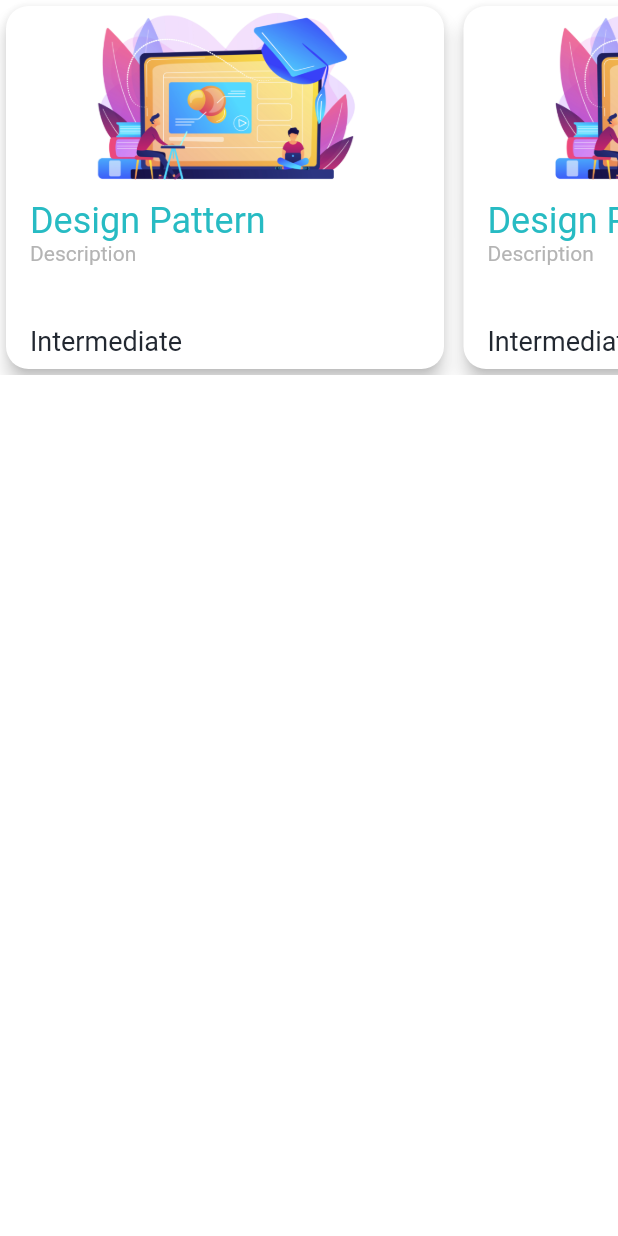
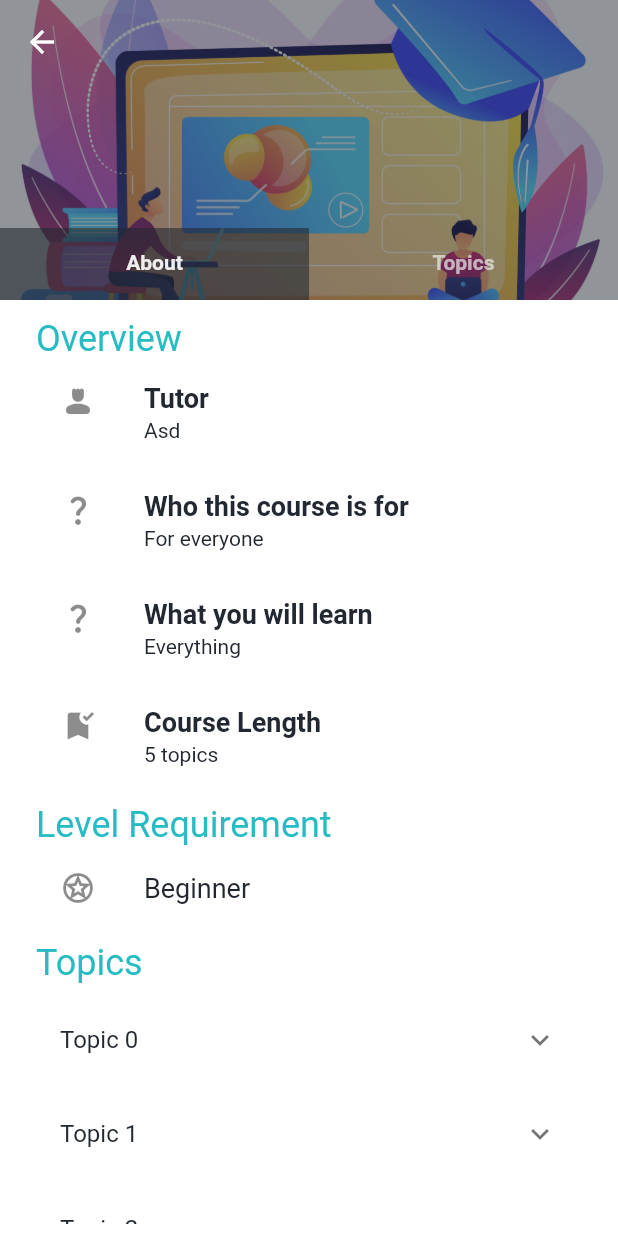
Before and after one commit to xmax2807/online_english, a Flutter app: the CourseScreen screen opened directly, after a tap on "Design Pattern", on a phone screen of 412 x 824 dp. Run offline on Flutter 3.47's test engine with Material 2 defaults, Android fonts, the phone set to English and light mode, and no system bars; our stand-ins replace device_preview, flutter_rating_bar, flutter_svg, freezed_annotation, get, google_fonts; missing offline and left inert: extended_wrap; project files that could hold a hidden picture were left out.

Commit message:
completed course screen
Update and refactor some custom widgets: StatelessListView, complex search, , myAppBar

```diff
--- a/lib/screens/course_screen/components/lesson_card_component.dart
+++ b/lib/screens/course_screen/components/lesson_card_component.dart
@@ -3,26 +3,15 @@ import 'package:flutter/material.dart';
 import '../../../gen/assets.gen.dart';
 import '../../../utils/theme/my_theme.dart';
 
-class LessonCardWidget extends StatefulWidget {
+class LessonCardWidget extends StatelessWidget {
   const LessonCardWidget({super.key});
 
-  @override
-  State<LessonCardWidget> createState() => _LessonCardWidgetState();
-}
-
-class _LessonCardWidgetState extends State<LessonCardWidget> {
   @override
   Widget build(BuildContext context) {
     return SizedBox(
       width: 300,
-      child: InkWell(
-        onTap: () {},
-        hoverColor: Colors.transparent,
-        splashColor: Colors.transparent,
-        highlightColor: Colors.transparent,
       child: Card(
-          shape:
-              RoundedRectangleBorder(borderRadius: BorderRadius.circular(15)),
+        shape: RoundedRectangleBorder(borderRadius: BorderRadius.circular(15)),
         elevation: 5,
         child: Column(children: [
           Flexible(
@@ -32,8 +21,8 @@ class _LessonCardWidgetState extends State<LessonCardWidget> {
           )),
           Flexible(
             child: Padding(
-                padding: const EdgeInsets.only(
-                    left: 16, right: 16, top: 8, bottom: 8),
+              padding:
+                  const EdgeInsets.only(left: 16, right: 16, top: 8, bottom: 8),
               child: Column(
                 crossAxisAlignment: CrossAxisAlignment.stretch,
                 mainAxisAlignment: MainAxisAlignment.spaceBetween,
@@ -60,7 +49,6 @@ class _LessonCardWidgetState extends State<LessonCardWidget> {
           ),
         ]),
       ),
-      ),
     );
   }
 }
--- a/lib/screens/course_screen/course_screen.dart
+++ b/lib/screens/course_screen/course_screen.dart
@@ -1,5 +1,10 @@
 import 'package:flutter/material.dart';
 import 'package:online_english/screens/course_screen/components/lesson_card_component.dart';
+import 'package:online_english/screens/shared_components/complex_search_component.dart';
+import 'package:online_english/screens/shared_components/my_stateless_listview_widget.dart';
+import 'package:online_english/screens/view_course_screen/view_course_screen.dart';
+
+import '../shared_components/my_drop_down.dart';
 
 class CourseScreen extends StatefulWidget {
   const CourseScreen({super.key});
@@ -9,21 +14,75 @@ class CourseScreen extends StatefulWidget {
 }
 
 class _CourseScreenState extends State<CourseScreen> {
+  final List<Widget> filters = [
+    MyDropDownWidget<String>(
+      hint: "Level",
+      dataList: const ["Begginer", "Intermediate", "Advanced"],
+    ),
+    MyDropDownWidget<String>(
+      hint: "Choose a Nationality",
+      dataList: const [
+        "Design Pattern",
+        "OOP",
+        "Game UI System",
+        "Deep Learning",
+      ],
+    ),
+    MyDropDownWidget<String>(
+        hint: "Sort level order",
+        dataList: const ["Hardest to Easiest", "Easiest to Hardest"]),
+  ];
   @override
   Widget build(BuildContext context) {
     return SafeArea(
         child: Scaffold(
-            body: SizedBox.fromSize(
-      size: const Size.fromHeight(250),
-      child: ListView.separated(
-          physics: const BouncingScrollPhysics(),
-          scrollDirection: Axis.horizontal,
-          shrinkWrap: true,
-          itemBuilder: (ctx, i) => const LessonCardWidget(),
-          separatorBuilder: (ctx, i) => const SizedBox(
-                width: 5,
-              ),
-          itemCount: 25),
-    )));
+            body: ScrollConfiguration(
+                behavior:
+                    ScrollConfiguration.of(context).copyWith(scrollbars: false),
+                child: SingleChildScrollView(
+                    padding:
+                        const EdgeInsets.only(left: 20, right: 20, top: 10),
+                    child: Column(
+                      children: [
+                        Container(
+                          height: 50,
+                          alignment: Alignment.centerLeft,
+                          child: Text(
+                            "Find a course",
+                            style: Theme.of(context).textTheme.headlineLarge,
+                          ),
+                        ),
+                        MySearchWidget(
+                            filters: filters, hintSearch: "Find a course"),
+                        const SizedBox(
+                          height: 10,
+                        ),
+                        for (int i = 0; i < 3; i++)
+                          ListTile(
+                            title: Text(
+                              "ASd",
+                              style: Theme.of(context)
+                                  .textTheme
+                                  .headlineMedium!
+                                  .copyWith(fontWeight: FontWeight.bold),
+                            ),
+                            subtitle: SizedBox.fromSize(
+                                size: const Size.fromHeight(250),
+                                child: MyStatelessListView(
+                                    onTapItem: (i) {
+                                      Navigator.push(
+                                        context,
+                                        MaterialPageRoute(
+                                            builder: (context) =>
+                                                const ViewCourseScreen()),
+                                      );
+                                    },
+                                    onBuildWidget: (int index) =>
+                                        const LessonCardWidget(),
+                                    itemCount: 25,
+                                    scrollDirection: Axis.horizontal)),
+                          ),
+                      ],
+                    )))));
   }
 }
--- a/lib/screens/schedule_screen/component/lesson_request_component.dart
+++ b/lib/screens/schedule_screen/component/lesson_request_component.dart
@@ -9,7 +9,6 @@ class LessonRequestContainer extends StatefulWidget {
 }
 
 class _LessonRequestContainerState extends State<LessonRequestContainer> {
-  bool isExpanded = false;
   @override
   Widget build(BuildContext context) {
     return Card(
@@ -54,9 +53,6 @@ class _LessonRequestContainerState extends State<LessonRequestContainer> {
             children: const <Widget>[
               ListTile(title: Text('This is tile number 1')),
             ],
-            onExpansionChanged: (bool expanded) => setState(() {
-              isExpanded = expanded;
-            }),
           ),
           const SizedBox(
             height: 10,
--- a/lib/screens/shared_components/complex_search_component.dart
+++ b/lib/screens/shared_components/complex_search_component.dart
@@ -1,60 +1,39 @@
 import 'package:flutter/material.dart';
-import 'package:online_english/screens/shared_components/my_drop_down.dart';
 
 class MySearchWidget extends StatefulWidget {
-  const MySearchWidget({super.key});
+  final List<Widget> filters;
+  final String hintSearch;
+  const MySearchWidget(
+      {super.key, required this.filters, required this.hintSearch});
 
   @override
   State<StatefulWidget> createState() => SearchWidgetState();
 }
 
 class SearchWidgetState extends State<MySearchWidget> {
-  final List<Widget> filters = [
-    MyDropDownWidget<DateTime>(
-      hint: "Pick a Date",
-      dataList: [
-        DateTime.now(),
-        DateTime.now().subtract(const Duration(days: 1))
-      ],
-    ),
-    const MyDropDownWidget<String>(
-      hint: "Choose a Nationality",
-      dataList: [
-        "VietNam",
-        "England",
-        "Others",
-      ],
-    ),
-    const MyDropDownWidget<String>(hint: "Choose lesson type", dataList: [
-      "English for kids",
-      "English for bussiness",
-      "IELTS",
-      "TOEFL"
-    ]),
-    TextButton.icon(
-      onPressed: null,
-      label: const Text("Clear Filter"),
-      icon: const Icon(Icons.clear_rounded),
-    ),
-  ];
+  List<Widget> get filters => widget.filters;
   String? choosenValue;
   @override
   Widget build(BuildContext context) {
     return SizedBox.fromSize(
-      size: const Size.fromHeight(120),
+      size: const Size.fromHeight(100),
       child: Column(
-        mainAxisAlignment: MainAxisAlignment.spaceAround,
+        mainAxisAlignment: MainAxisAlignment.spaceEvenly,
         children: [
-          const TextField(
-            decoration: InputDecoration(
-              hintText: "Search a Teacher",
-              contentPadding: EdgeInsets.fromLTRB(25, 10, 25, 10),
-              border: OutlineInputBorder(
-                borderRadius: BorderRadius.all(Radius.circular(100)),
-              ),
-              suffixIcon: IconButton(
-                icon: Icon(Icons.search),
-                onPressed: null,
+          SizedBox(
+            height: 60,
+            child: TextFormField(
+              decoration: InputDecoration(
+                isDense: true,
+                hintText: widget.hintSearch,
+                contentPadding: const EdgeInsets.fromLTRB(25, 8, 25, 8),
+                border: const OutlineInputBorder(
+                  borderRadius: BorderRadius.all(Radius.circular(100)),
+                ),
+                suffixIcon: const IconButton(
+                  icon: Icon(Icons.search),
+                  onPressed: null,
+                ),
               ),
             ),
           ),
--- /dev/null
+++ b/lib/screens/shared_components/my_app_bar_component.dart
@@ -0,0 +1,81 @@
+import 'package:flutter/material.dart';
+
+import '../../gen/assets.gen.dart';
+
+class MyAppBar extends StatefulWidget {
+  final List<Widget> tabWidgets;
+  final List<String> tabLabels;
+  final ImageProvider<Object>? appbarImage;
+
+  const MyAppBar(
+      {super.key,
+      required this.tabWidgets,
+      required this.tabLabels,
+      this.appbarImage});
+
+  @override
+  State<MyAppBar> createState() => _MyAppBarState();
+}
+
+class _MyAppBarState extends State<MyAppBar>
+    with SingleTickerProviderStateMixin {
+  late final TabController _tabController;
+  @override
+  void initState() {
+    super.initState();
+    _tabController = TabController(length: 2, vsync: this);
+  }
+
+  @override
+  Widget build(BuildContext context) {
+    return NestedScrollView(
+      headerSliverBuilder: (BuildContext context, bool innerBoxIsScrolled) {
+        return <Widget>[
+          SliverAppBar(
+            expandedHeight: 200,
+            flexibleSpace: Stack(
+              // fill whole appbar
+              children: [
+                Positioned.fill(
+                  child: Image(
+                    color: const Color.fromRGBO(255, 255, 255, 0.5),
+                    colorBlendMode: BlendMode.modulate,
+                    image: Assets.images.loginScreenBG.provider(),
+                    fit: BoxFit.cover,
+                  ),
+                )
+              ],
+            ),
+            pinned: true,
+            floating: true,
+            snap: true,
+            forceElevated: innerBoxIsScrolled,
+            bottom: widget.tabLabels.isEmpty
+                ? null
+                : TabBar(
+                    tabs: [
+                      for (String label in widget.tabLabels)
+                        Tab(
+                          text: label,
+                        )
+                    ],
+                    controller: _tabController,
+                  ),
+          ),
+        ];
+      },
+      body: Center(
+        child: Padding(
+          padding: const EdgeInsets.all(8.0),
+          child: TabBarView(
+            controller: _tabController,
+            children: [
+              for (Widget tabItem in widget.tabWidgets)
+                ListView(children: [tabItem])
+            ],
+          ),
+        ),
+      ),
+    );
+  }
+}
--- /dev/null
+++ b/lib/screens/shared_components/my_stateless_listview_widget.dart
@@ -0,0 +1,41 @@
+import 'package:flutter/material.dart';
+
+typedef ValueChanged<T> = void Function(T value);
+typedef OnBuildWidget<T> = Widget Function(T value);
+
+class MyStatelessListView<T> extends StatelessWidget {
+  final ValueChanged<int> onTapItem;
+  final OnBuildWidget<int> onBuildWidget;
+  final int itemCount;
+  final Axis scrollDirection;
+  const MyStatelessListView(
+      {super.key,
+      required this.onTapItem,
+      required this.onBuildWidget,
+      required this.itemCount,
+      this.scrollDirection = Axis.vertical});
+
+  @override
+  Widget build(BuildContext context) {
+    return ListView.separated(
+        padding: const EdgeInsets.only(top: 8, bottom: 8),
+        physics: const BouncingScrollPhysics(),
+        scrollDirection: scrollDirection,
+        shrinkWrap: true,
+        itemBuilder: (ctx, i) => InkWell(
+              hoverColor: Colors.transparent,
+              splashColor: Colors.transparent,
+              highlightColor: Colors.transparent,
+              child: onBuildWidget(i),
+              onTap: () => onTapItem(i),
+            ),
+        separatorBuilder: (ctx, i) => scrollDirection == Axis.horizontal
+            ? const SizedBox(
+                width: 5,
+              )
+            : const SizedBox(
+                height: 5,
+              ),
+        itemCount: itemCount);
+  }
+}
--- /dev/null
+++ b/lib/screens/view_course_screen/about_course_screen.dart
@@ -0,0 +1,99 @@
+import 'package:flutter/material.dart';
+import 'package:online_english/screens/shared_components/my_stateless_listview_widget.dart';
+
+import '../../utils/theme/my_theme.dart';
+
+class AboutCourse extends StatelessWidget {
+  const AboutCourse({super.key});
+
+  @override
+  Widget build(BuildContext context) {
+    return Column(
+      children: [
+        ListTile(
+          title: Text(
+            "Overview",
+            style: Theme.of(context).textTheme.headlineMedium,
+          ),
+          subtitle: Column(
+            children: [
+              ListTile(
+                title: Text(
+                  "Tutor",
+                  style: Theme.of(context)
+                      .textTheme
+                      .headlineSmall!
+                      .copyWith(fontWeight: FontWeight.bold),
+                ),
+                leading: const Icon(Icons.person_4_rounded),
+                subtitle: const Text("Asd"),
+              ),
+              ListTile(
+                title: Text(
+                  "Who this course is for",
+                  style: Theme.of(context)
+                      .textTheme
+                      .headlineSmall!
+                      .copyWith(fontWeight: FontWeight.bold),
+                ),
+                leading: const Icon(Icons.question_mark_rounded),
+                subtitle: const Text("For everyone"),
+              ),
+              ListTile(
+                title: Text(
+                  "What you will learn",
+                  style: Theme.of(context)
+                      .textTheme
+                      .headlineSmall!
+                      .copyWith(fontWeight: FontWeight.bold),
+                ),
+                leading: const Icon(Icons.question_mark_rounded),
+                subtitle: const Text("Everything"),
+              ),
+              ListTile(
+                title: Text(
+                  "Course Length",
+                  style: Theme.of(context)
+                      .textTheme
+                      .headlineSmall!
+                      .copyWith(fontWeight: FontWeight.bold),
+                ),
+                leading: const Icon(Icons.bookmark_added),
+                subtitle: const Text("5 topics"),
+              ),
+            ],
+          ),
+        ),
+        ListTile(
+          title: Text(
+            "Level Requirement",
+            style: Theme.of(context).textTheme.headlineMedium,
+          ),
+          subtitle: ListTile(
+            title: Text(
+              "Beginner",
+              style: Theme.of(context).textTheme.headlineSmall,
+            ),
+            leading: const Icon(Icons.stars_outlined),
+          ),
+        ),
+        ListTile(
+          title: Text(
+            "Topics",
+            style: Theme.of(context).textTheme.headlineMedium,
+          ),
+          subtitle: MyStatelessListView(
+              onTapItem: (i) => {},
+              onBuildWidget: (int index) => ExpansionTile(
+                    backgroundColor: MyTheme.colors.onPrimaryColor,
+                    title: Text("Topic $index"),
+                    children: <Widget>[
+                      ListTile(title: Text('This is tile number $index')),
+                    ],
+                  ),
+              itemCount: 5),
+        ),
+      ],
+    );
+  }
+}
--- /dev/null
+++ b/lib/screens/view_course_screen/view_course_screen.dart
@@ -0,0 +1,17 @@
+import 'package:flutter/material.dart';
+import 'package:online_english/screens/shared_components/my_app_bar_component.dart';
+import 'package:online_english/screens/view_course_screen/about_course_screen.dart';
+import 'package:online_english/screens/view_course_screen/detail_course_screen.dart';
+
+class ViewCourseScreen extends StatelessWidget {
+  const ViewCourseScreen({super.key});
+
+  @override
+  Widget build(BuildContext context) {
+    return const Scaffold(
+        body: MyAppBar(
+      tabLabels: ["About", "Topics"],
+      tabWidgets: [AboutCourse(), DetailCourseScreen()],
+    ));
+  }
+}
--- a/lib/utils/theme/my_theme.dart
+++ b/lib/utils/theme/my_theme.dart
@@ -28,6 +28,14 @@ class MyTheme {
   static TextStyle linkTextSyle = TextStyle(
       color: colors.secondaryColor, decoration: TextDecoration.underline);
   static ThemeData lightTheme = ThemeData.light().copyWith(
+    tabBarTheme: TabBarTheme(
+      labelStyle: const TextStyle(fontSize: 14, fontWeight: FontWeight.bold),
+      unselectedLabelStyle:
+          const TextStyle(fontSize: 14, fontWeight: FontWeight.bold),
+      indicatorColor: colors.secondaryColor,
+      labelColor: colors.onSecondaryColor,
+      indicator: BoxDecoration(color: colors.primaryColor.withAlpha(150)),
+    ),
     primaryTextTheme: GoogleFonts.robotoTextTheme(MyTextTheme.lightTextTheme),
     textTheme: GoogleFonts.robotoTextTheme(MyTextTheme.lightTextTheme),
     colorScheme: ColorScheme(
```
Also changed, not shown: lib/screens/shared_components/my_drop_down.dart (+22 -14 lines), lib/screens/tutor/tutor_screen.dart (+34 -1 lines), lib/screens/view_course_screen/detail_course_screen.dart (added, +57 -0 lines). Lines whose indentation alone changed are shown as unchanged.
